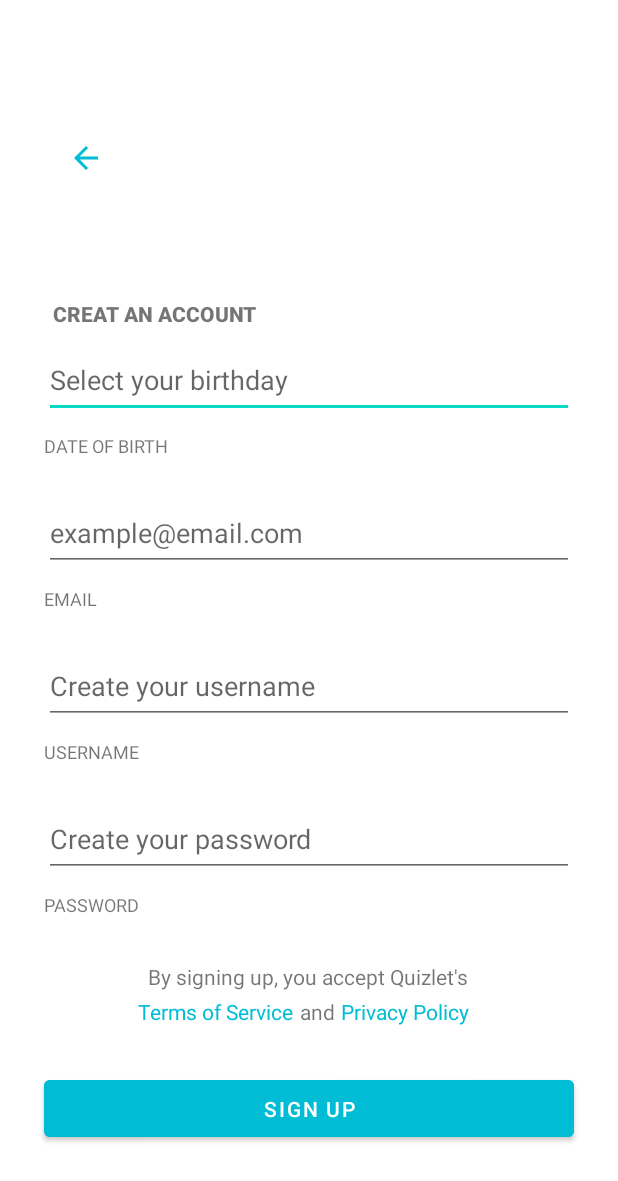
After one commit to kyangho/PRM392-Colorful, an Android app: the SignUp screen opened directly, with no data from a screen before it, on a phone screen of 412 x 824 dp. The commit adds this screen. Shown: the top 1181 px of the screen. Run offline under Robolectric (Android 15) with nearby library versions, the phone set to English and light mode, and no system bars.

Commit message:
[ADD] Add Sign up page

```diff
--- a/app/build.gradle
+++ b/app/build.gradle
@@ -25,6 +25,9 @@
         sourceCompatibility JavaVersion.VERSION_1_8
         targetCompatibility JavaVersion.VERSION_1_8
     }
+    buildFeatures {
+        viewBinding true
+    }
 }
 
 dependencies {
@@ -32,6 +35,8 @@
     implementation 'androidx.appcompat:appcompat:1.5.1'
     implementation 'com.google.android.material:material:1.6.1'
     implementation 'androidx.constraintlayout:constraintlayout:2.1.4'
+    implementation 'androidx.navigation:navigation-fragment:2.5.2'
+    implementation 'androidx.navigation:navigation-ui:2.5.2'
     testImplementation 'junit:junit:4.13.2'
     androidTestImplementation 'androidx.test.ext:junit:1.1.3'
     androidTestImplementation 'androidx.test.espresso:espresso-core:3.4.0'
--- /dev/null
+++ b/app/src/main/java/com/coloful/SignUp.java
@@ -0,0 +1,32 @@
+package com.coloful;
+
+import android.content.Intent;
+import android.os.Bundle;
+import android.view.View;
+import android.widget.Button;
+import android.widget.ImageButton;
+
+
+import androidx.appcompat.app.AppCompatActivity;
+
+
+public class SignUp extends AppCompatActivity {
+
+    ImageButton back;
+    Button signup;
+
+    @Override
+    protected void onCreate(Bundle savedInstanceState) {
+        super.onCreate(savedInstanceState);
+        setContentView(R.layout.activity_signup);
+        back = (ImageButton) findViewById(R.id.bt_back);
+        back.setOnClickListener(new View.OnClickListener() {
+            @Override
+            public void onClick(View view) {
+                Intent landing = new Intent(SignUp.this, Landing.class);
+                startActivity(landing);
+            }
+        });
+
+    }
+}
--- a/app/src/main/res/layout/activity_main.xml
+++ b/app/src/main/res/layout/activity_landing.xml
@@ -4,7 +4,7 @@
     xmlns:tools="http://schemas.android.com/tools"
     android:layout_width="match_parent"
     android:layout_height="match_parent"
-    tools:context=".MainActivity">
+    tools:context=".Landing">
 
     <TextView
         android:id="@+id/textView"
--- /dev/null
+++ b/app/src/main/res/layout/activity_signup.xml
@@ -0,0 +1,202 @@
+<?xml version="1.0" encoding="utf-8"?>
+<androidx.constraintlayout.widget.ConstraintLayout xmlns:android="http://schemas.android.com/apk/res/android"
+    xmlns:app="http://schemas.android.com/apk/res-auto"
+    xmlns:tools="http://schemas.android.com/tools"
+    android:layout_width="match_parent"
+    android:layout_height="match_parent"
+    tools:context=".SignUp">
+
+    <Button
+        android:id="@+id/bt_signup"
+        android:layout_width="353dp"
+        android:layout_height="50dp"
+        android:layout_marginStart="29dp"
+        android:layout_marginEnd="29dp"
+        android:layout_marginBottom="60dp"
+        android:backgroundTint="#00BCD4"
+        android:text="sign up"
+        app:layout_constraintBottom_toBottomOf="parent"
+        app:layout_constraintEnd_toEndOf="parent"
+        app:layout_constraintHorizontal_bias="0.0"
+        app:layout_constraintStart_toStartOf="parent" />
+
+    <EditText
+        android:id="@+id/editTextDate"
+        android:layout_width="353dp"
+        android:layout_height="50dp"
+        android:layout_marginStart="29dp"
+        android:layout_marginEnd="29dp"
+        android:layout_marginBottom="10dp"
+        android:ems="10"
+        android:hint="Select your birthday"
+        android:inputType="date"
+        app:layout_constraintBottom_toTopOf="@+id/tv_dob"
+        app:layout_constraintEnd_toEndOf="parent"
+        app:layout_constraintStart_toStartOf="parent" />
+
+    <TextView
+        android:id="@+id/textView3"
+        android:layout_width="wrap_content"
+        android:layout_height="wrap_content"
+        android:layout_marginStart="35dp"
+        android:layout_marginBottom="10dp"
+        android:fontFamily="sans-serif-black"
+        android:text="CREAT AN ACCOUNT"
+        app:layout_constraintBottom_toTopOf="@+id/editTextDate"
+        app:layout_constraintStart_toStartOf="parent" />
+
+    <EditText
+        android:id="@+id/editTextTextEmailAddress"
+        android:layout_width="353dp"
+        android:layout_height="50dp"
+        android:layout_marginStart="29dp"
+        android:layout_marginEnd="29dp"
+        android:layout_marginBottom="10dp"
+        android:ems="10"
+        android:hint="example@email.com"
+        android:inputType="textEmailAddress"
+        app:layout_constraintBottom_toTopOf="@+id/tv_email"
+        app:layout_constraintEnd_toEndOf="parent"
+        app:layout_constraintStart_toStartOf="parent" />
+
+    <EditText
+        android:id="@+id/editTextTextPersonName"
+        android:layout_width="353dp"
+        android:layout_height="50dp"
+        android:layout_marginStart="29dp"
+        android:layout_marginEnd="29dp"
+        android:layout_marginBottom="10dp"
+        android:ems="10"
+        android:hint="Create your username"
+        android:inputType="textPersonName"
+        app:layout_constraintBottom_toTopOf="@+id/tv_username"
+        app:layout_constraintEnd_toEndOf="parent"
+        app:layout_constraintHorizontal_bias="0.0"
+        app:layout_constraintStart_toStartOf="parent" />
+
+    <EditText
+        android:id="@+id/editTextTextPassword"
+        android:layout_width="353dp"
+        android:layout_height="50dp"
+        android:layout_marginStart="29dp"
+        android:layout_marginEnd="29dp"
+        android:layout_marginBottom="10dp"
+        android:ems="10"
+        android:hint="Create your password"
+        android:inputType="textPassword"
+        app:layout_constraintBottom_toTopOf="@+id/tv_password"
+        app:layout_constraintEnd_toEndOf="parent"
+        app:layout_constraintHorizontal_bias="0.0"
+        app:layout_constraintStart_toStartOf="parent"
+        tools:ignore="TouchTargetSizeCheck" />
+
+    <TextView
+        android:id="@+id/tv_dob"
+        android:layout_width="wrap_content"
+        android:layout_height="wrap_content"
+        android:layout_marginStart="29dp"
+        android:layout_marginBottom="25dp"
+        android:text="DATE OF BIRTH"
+        android:textSize="12sp"
+        app:layout_constraintBottom_toTopOf="@+id/editTextTextEmailAddress"
+        app:layout_constraintStart_toStartOf="parent" />
+
+    <TextView
+        android:id="@+id/tv_email"
+        android:layout_width="wrap_content"
+        android:layout_height="wrap_content"
+        android:layout_marginStart="29dp"
+        android:layout_marginBottom="25dp"
+        android:text="EMAIL"
+        android:textSize="12sp"
+        app:layout_constraintBottom_toTopOf="@+id/editTextTextPersonName"
+        app:layout_constraintStart_toStartOf="parent" />
+
+    <TextView
+        android:id="@+id/tv_username"
+        android:layout_width="wrap_content"
+        android:layout_height="wrap_content"
+        android:layout_marginStart="29dp"
+        android:layout_marginBottom="25dp"
+        android:text="USERNAME"
+        android:textSize="12sp"
+        app:layout_constraintBottom_toTopOf="@+id/editTextTextPassword"
+        app:layout_constraintStart_toStartOf="parent" />
+
+    <TextView
+        android:id="@+id/tv_password"
+        android:layout_width="wrap_content"
+        android:layout_height="wrap_content"
+        android:layout_marginStart="29dp"
+        android:layout_marginBottom="30dp"
+        android:text="PASSWORD"
+        android:textSize="12sp"
+        app:layout_constraintBottom_toTopOf="@+id/textView9"
+        app:layout_constraintStart_toStartOf="parent" />
+
+    <TextView
+        android:id="@+id/textView9"
+        android:layout_width="wrap_content"
+        android:layout_height="wrap_content"
+        android:layout_marginStart="98dp"
+        android:layout_marginEnd="99dp"
+        android:layout_marginBottom="4dp"
+        android:text="By signing up, you accept Quizlet's"
+        app:layout_constraintBottom_toTopOf="@+id/textView10"
+        app:layout_constraintEnd_toEndOf="parent"
+        app:layout_constraintStart_toStartOf="parent" />
+
+    <TextView
+        android:id="@+id/textView10"
+        android:layout_width="wrap_content"
+        android:layout_height="wrap_content"
+        android:layout_marginStart="92dp"
+        android:layout_marginBottom="30dp"
+        android:text="Terms of Service"
+        android:textColor="#00BCD4"
+        app:layout_constraintBottom_toTopOf="@+id/bt_signup"
+        app:layout_constraintStart_toStartOf="parent" />
+
+    <TextView
+        android:id="@+id/textView12"
+        android:layout_width="wrap_content"
+        android:layout_height="wrap_content"
+        android:layout_marginStart="4dp"
+        android:layout_marginTop="4dp"
+        android:layout_marginBottom="30dp"
+        android:text="Privacy Policy"
+        android:textColor="#00BCD4"
+        app:layout_constraintBottom_toTopOf="@+id/bt_signup"
+        app:layout_constraintStart_toEndOf="@+id/textView11"
+        app:layout_constraintTop_toBottomOf="@+id/textView9" />
+
+    <TextView
+        android:id="@+id/textView11"
+        android:layout_width="wrap_content"
+        android:layout_height="wrap_content"
+        android:layout_marginStart="4dp"
+        android:layout_marginTop="4dp"
+        android:layout_marginBottom="30dp"
+        android:text="and"
+        app:layout_constraintBottom_toTopOf="@+id/bt_signup"
+        app:layout_constraintStart_toEndOf="@+id/textView10"
+        app:layout_constraintTop_toBottomOf="@+id/textView9" />
+
+    <ImageButton
+        android:id="@+id/bt_back"
+        android:layout_width="54dp"
+        android:layout_height="0dp"
+        android:layout_marginStart="29dp"
+        android:layout_marginTop="41dp"
+        android:layout_marginEnd="328dp"
+        android:layout_marginBottom="30dp"
+        android:backgroundTint="#FFFFFF"
+        android:tint="#00BCD4"
+        app:layout_constraintBottom_toTopOf="@+id/textView3"
+        app:layout_constraintEnd_toEndOf="parent"
+        app:layout_constraintStart_toStartOf="parent"
+        app:layout_constraintTop_toTopOf="parent"
+        app:srcCompat="?attr/actionModeCloseDrawable"
+        tools:ignore="TouchTargetSizeCheck,SpeakableTextPresentCheck,SpeakableTextPresentCheck" />
+
+</androidx.constraintlayout.widget.ConstraintLayout>
--- /dev/null
+++ b/app/src/main/res/values-land/dimens.xml
@@ -0,0 +1,3 @@
+<resources>
+    <dimen name="fab_margin">48dp</dimen>
+</resources>
--- /dev/null
+++ b/app/src/main/res/values-w1240dp/dimens.xml
@@ -0,0 +1,3 @@
+<resources>
+    <dimen name="fab_margin">200dp</dimen>
+</resources>
--- /dev/null
+++ b/app/src/main/res/values-w600dp/dimens.xml
@@ -0,0 +1,3 @@
+<resources>
+    <dimen name="fab_margin">48dp</dimen>
+</resources>
--- /dev/null
+++ b/app/src/main/res/values/dimens.xml
@@ -0,0 +1,3 @@
+<resources>
+    <dimen name="fab_margin">16dp</dimen>
+</resources>
--- a/app/src/main/res/values/themes.xml
+++ b/app/src/main/res/values/themes.xml
@@ -13,4 +13,13 @@
         <item name="android:statusBarColor" tools:targetApi="l">?attr/colorPrimaryVariant</item>
         <!-- Customize your theme here. -->
     </style>
+
+    <style name="Theme.PRM392_Colorful.NoActionBar">
+        <item name="windowActionBar">false</item>
+        <item name="windowNoTitle">true</item>
+    </style>
+
+    <style name="Theme.PRM392_Colorful.AppBarOverlay" parent="ThemeOverlay.AppCompat.Dark.ActionBar" />
+
+    <style name="Theme.PRM392_Colorful.PopupOverlay" parent="ThemeOverlay.AppCompat.Light" />
 </resources>
```
Also changed, not shown: app/src/main/AndroidManifest.xml (+6 -1 lines), app/src/main/java/com/coloful/Landing.java (added, +28 -0 lines), app/src/main/java/com/coloful/MainActivity.java (deleted, +0 -14 lines), app/src/main/res/navigation/nav_graph.xml (added, +28 -0 lines), app/src/main/res/navigation/nav_graph2.xml (added, +28 -0 lines), app/src/main/res/values/strings.xml (+9 -0 lines).
